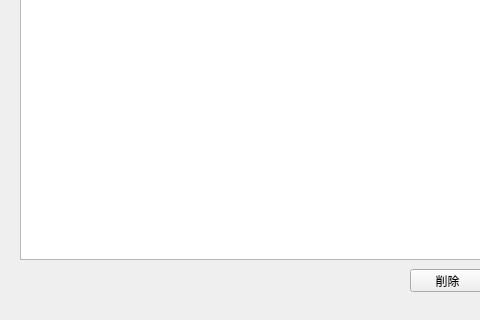
The window that ui/hensyu.ui (JFLABO/hoteityou) describes before a commit, drawn with Qt 5; both pictures show x 0 to 480 and y 121 to 441 of the 610 by 441 pixel window.
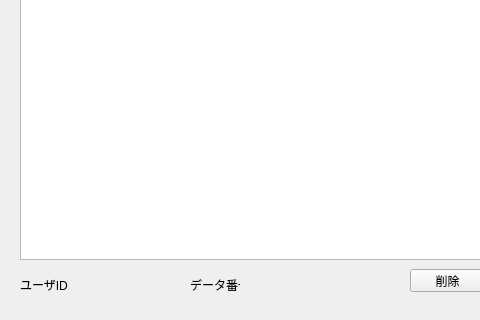
The same window after the commit.

```diff
--- a/ui/hensyu.ui
+++ b/ui/hensyu.ui
@@ -125,6 +125,32 @@
     <string>時間</string>
    </property>
   </widget>
+  <widget class="QLabel" name="label_4">
+   <property name="geometry">
+    <rect>
+     <x>190</x>
+     <y>400</y>
+     <width>50</width>
+     <height>12</height>
+    </rect>
+   </property>
+   <property name="text">
+    <string>データ番号</string>
+   </property>
+  </widget>
+  <widget class="QLabel" name="label_3">
+   <property name="geometry">
+    <rect>
+     <x>20</x>
+     <y>400</y>
+     <width>50</width>
+     <height>12</height>
+    </rect>
+   </property>
+   <property name="text">
+    <string>ユーザID</string>
+   </property>
+  </widget>
  </widget>
  <resources/>
  <connections/>
```
